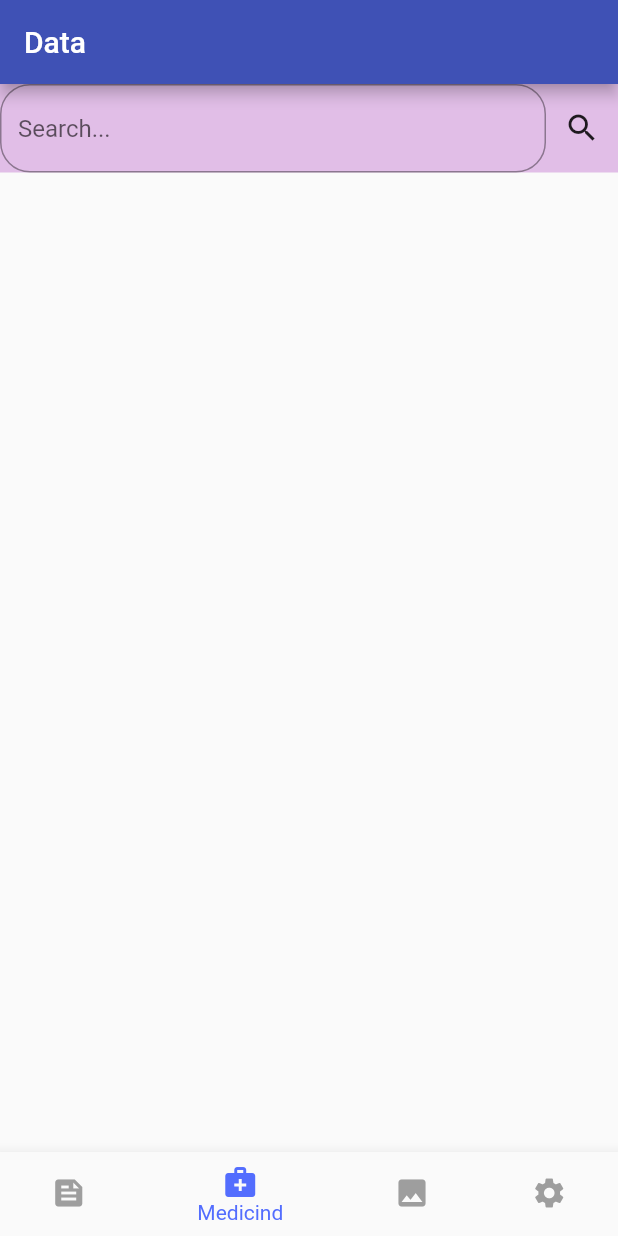
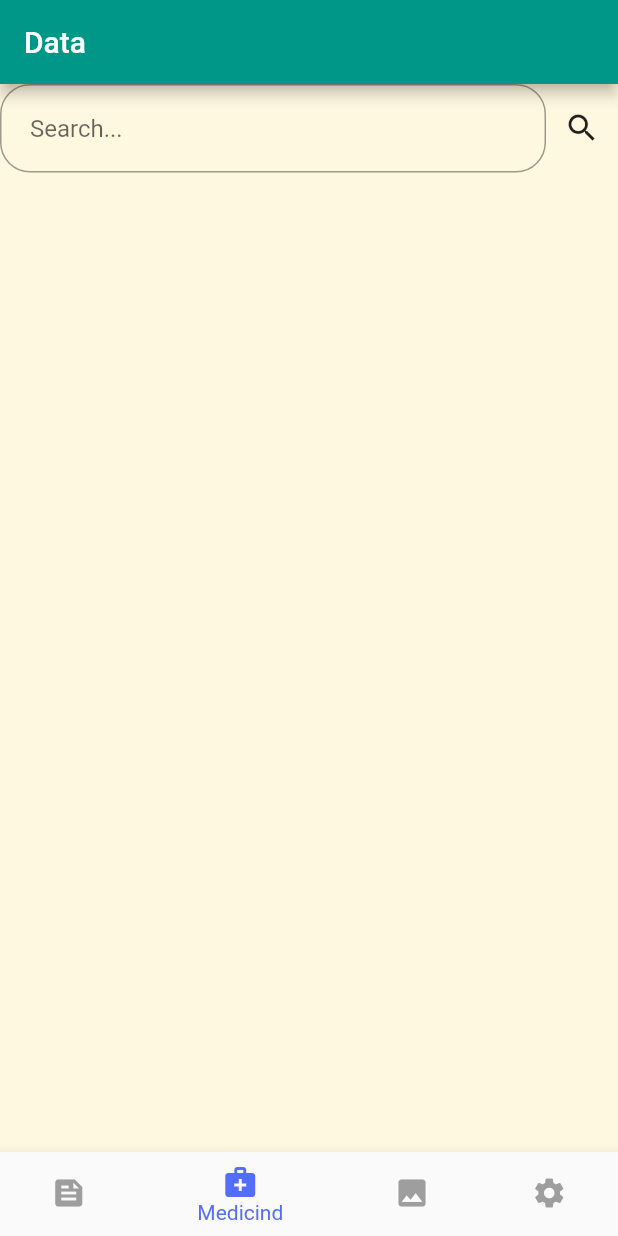
Before and after one commit to amonnatt/project66, a Flutter app: the screen it shows after launch, item 2 of the bottom bar chosen, on a phone screen of 412 x 824 dp. Run offline on Flutter 3.47's test engine with Material 2 defaults, Android fonts, the phone set to English and light mode, and no system bars.

```diff
--- a/lib/main.dart
+++ b/lib/main.dart
@@ -19,7 +19,7 @@ class _MyAppState extends State<MyApp> {
     return MaterialApp(
       // Remove the debug banner
         debugShowCheckedModeBanner: false,
-        theme: ThemeData(primarySwatch: Colors.indigo),
+        theme: ThemeData(primarySwatch: Colors.teal),
         home: const HomeScreen()
         );
 
@@ -36,22 +36,30 @@ class HomeScreen extends StatefulWidget {
 class _HomeScreenState extends State<HomeScreen> {
 
   final List<Widget> _screens = [
+
     // Content for Home tab
     Container(
-
+     color: Colors.amber.shade50,
+      alignment: Alignment.topCenter,
+      child: const Text(
+        'skin',
+        style: TextStyle(fontSize: 40),
+      ),
     ),
     // Content for Feed tab
     Container(
-      color: Colors.purple.shade100,
+      alignment: Alignment.topCenter,
+      color: Colors.amber.shade50,
       child: Row (
         children: [
           // Add a search icon or button outside the border of the search bar
+          Expanded(
 
-          Expanded(
             // Use a Material design search bar
             child: TextField(
               //controller: _searchController,
               decoration: InputDecoration(
+                contentPadding: EdgeInsets.all(20.0),
                 hintText: 'Search...',
                 // Add a clear button to the search bar
                 // suffixIcon: IconButton(
@@ -59,6 +67,7 @@ class _HomeScreenState extends State<HomeScreen> {
                 //   onPressed: () => _searchController.clear(),
                 // ),
                 border: OutlineInputBorder(
+
                   borderRadius: BorderRadius.circular(20.0),
                 ),
               ),
@@ -75,8 +84,8 @@ class _HomeScreenState extends State<HomeScreen> {
     ),
     // Content for Favorites tab
     Container(
-      color: Colors.red.shade100,
-      alignment: Alignment.center,
+      color: Colors.amber.shade50,
+      alignment: Alignment.topCenter,
       child: const Text(
         'Favorites1',
         style: TextStyle(fontSize: 40),
@@ -84,8 +93,8 @@ class _HomeScreenState extends State<HomeScreen> {
     ),
     // Content for Settings tab
     Container(
-      color: Colors.pink.shade300,
-      alignment: Alignment.center,
+      color: Colors.amber.shade50,
+      alignment: Alignment.topCenter,
       child: const Text(
         'Settings',
         style: TextStyle(fontSize: 40),
```
Also changed, not shown: 5 other files.
